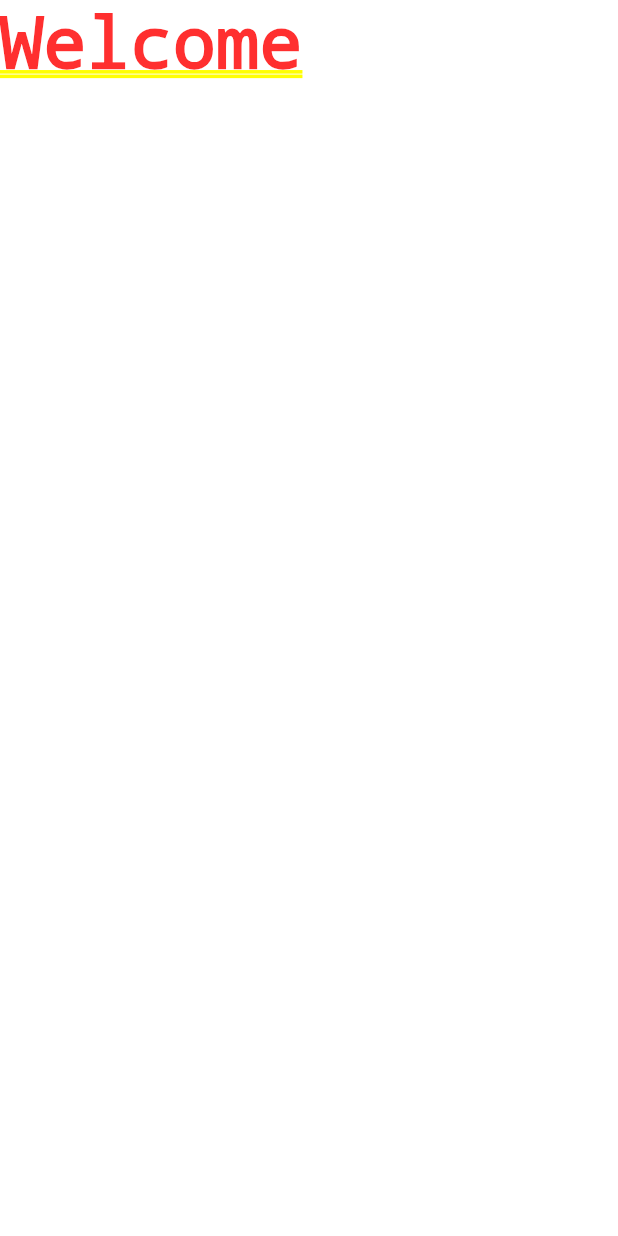
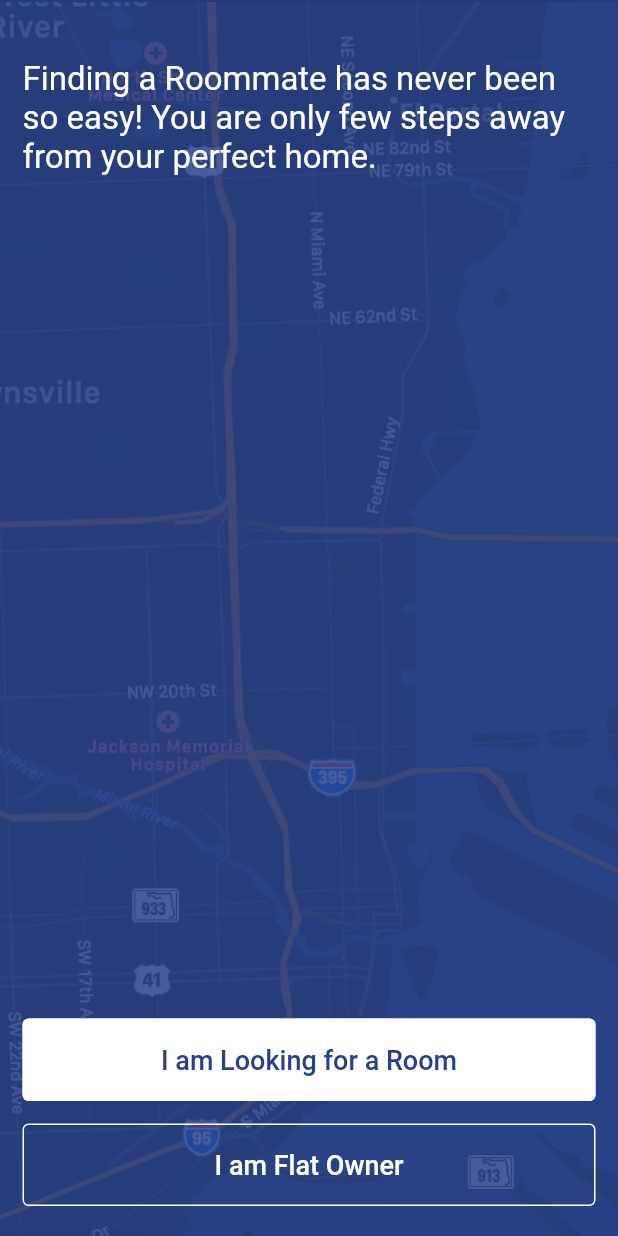
Before and after one commit to izaanjahangir/find-a-room-flutter, a Flutter app: the screen it shows after launch, on a phone screen of 412 x 824 dp. Run offline on Flutter 3.47's test engine with Material 2 defaults, Android fonts, the phone set to English and light mode, and no system bars.

Commit message:
added UI for welcome screen

```diff
--- /dev/null
+++ b/lib/components/background_map/background_map.dart
@@ -0,0 +1,28 @@
+import "package:flutter/material.dart";
+import "package:izaan_want_a_room/config/theme_colors.dart";
+
+class BackgroundMap extends StatelessWidget {
+  @override
+  Widget build(BuildContext context) {
+    return Stack(
+      children: [
+        Container(
+          decoration: BoxDecoration(
+              image: DecorationImage(
+                  fit: BoxFit.cover,
+                  image: AssetImage("assets/images/map-background.png"))),
+          height: double.infinity,
+          width: double.infinity,
+        ),
+        Opacity(
+          opacity: 0.8,
+          child: Container(
+            height: double.infinity,
+            width: double.infinity,
+            color: ThemeColors.darkBlue,
+          ),
+        )
+      ],
+    );
+  }
+}
--- /dev/null
+++ b/lib/components/custom_outline_button/custom_outline_button.dart
@@ -0,0 +1,34 @@
+import "package:flutter/material.dart";
+import 'package:izaan_want_a_room/config/theme_colors.dart';
+
+class CustomOutlineButton extends StatelessWidget {
+  final String label;
+  final Function onPressed;
+  final Color backgroundColor;
+  final Color textColor;
+
+  CustomOutlineButton(
+      {this.label = "",
+      this.onPressed,
+      this.backgroundColor = Colors.transparent,
+      this.textColor = ThemeColors.white});
+
+  @override
+  Widget build(BuildContext context) {
+    return OutlinedButton(
+        onPressed: onPressed,
+        style: OutlinedButton.styleFrom(
+          backgroundColor: backgroundColor,
+          minimumSize: Size(double.infinity, 55),
+          side: BorderSide(
+            width: 1,
+            color: ThemeColors.white,
+            style: BorderStyle.solid,
+          ),
+        ),
+        child: Text(
+          label,
+          style: TextStyle(fontSize: 18, color: textColor),
+        ));
+  }
+}
--- /dev/null
+++ b/lib/config/theme_colors.dart
@@ -0,0 +1,6 @@
+import 'package:flutter/material.dart';
+
+class ThemeColors {
+  static const Color darkBlue = Color.fromRGBO(38, 64, 141, 1);
+  static const Color white = Colors.white;
+}
--- a/lib/screens/welcome/welcome.dart
+++ b/lib/screens/welcome/welcome.dart
@@ -1,12 +1,50 @@
 import "package:flutter/material.dart";
+import "package:izaan_want_a_room/components/background_map/background_map.dart";
+import "package:izaan_want_a_room/components/custom_outline_button/custom_outline_button.dart";
+import 'package:izaan_want_a_room/config/theme_colors.dart';
 
 class Welcome extends StatelessWidget {
   static const String screenName = "/welcome";
 
   @override
   Widget build(BuildContext context) {
-    return Container(
-      child: Text("Welcome"),
+    return SafeArea(
+      child: Scaffold(
+        body: Stack(
+          children: [
+            BackgroundMap(),
+            Container(
+              padding: const EdgeInsets.symmetric(vertical: 20, horizontal: 15),
+              child: Column(
+                children: [
+                  SizedBox(
+                    height: 20,
+                  ),
+                  Expanded(
+                    child: Text(
+                      "Finding a Roommate has never been so easy! You are only few steps away from your perfect home.",
+                      style: TextStyle(fontSize: 22, color: ThemeColors.white),
+                    ),
+                  ),
+                  CustomOutlineButton(
+                    onPressed: () {},
+                    backgroundColor: ThemeColors.white,
+                    textColor: ThemeColors.darkBlue,
+                    label: "I am Looking for a Room",
+                  ),
+                  SizedBox(
+                    height: 15,
+                  ),
+                  CustomOutlineButton(
+                    onPressed: () {},
+                    label: "I am Flat Owner",
+                  )
+                ],
+              ),
+            )
+          ],
+        ),
+      ),
     );
   }
 }
--- a/pubspec.yaml
+++ b/pubspec.yaml
@@ -45,9 +45,8 @@ flutter:
   uses-material-design: true
 
   # To add assets to your application, add an assets section, like this:
-  # assets:
-  #   - images/a_dot_burr.jpeg
-  #   - images/a_dot_ham.jpeg
+  assets:
+    - assets/images/
 
   # An image asset can refer to one or more resolution-specific "variants", see
   # https://flutter.dev/assets-and-images/#resolution-aware.
```
Also changed, not shown: assets/images/map-background.png (added).
